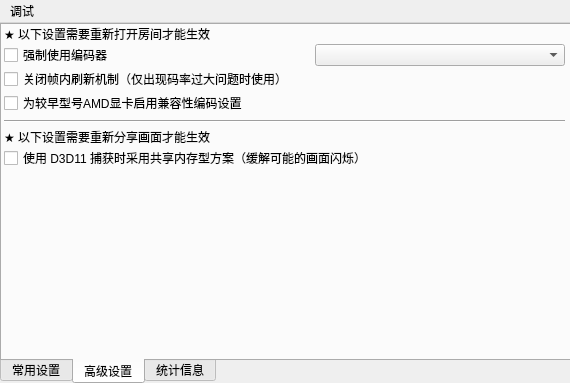
The window that ui/windows/settingwindow.ui (reitovo/vlink-client) describes before a commit, drawn with Qt 5.
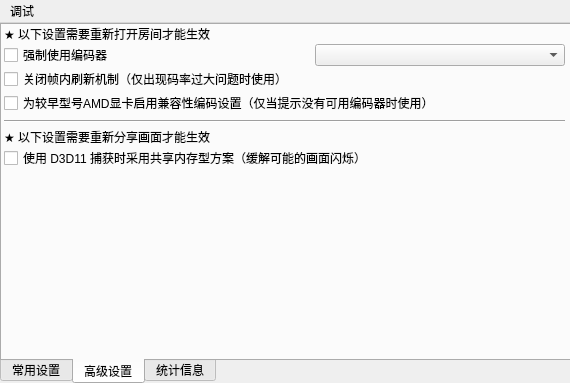
The same window after the commit. The open tabs and pages were chosen to show the change.

Commit message: 尝试兼容AMD

The edit to the form file:
```diff
--- a/ui/windows/settingwindow.ui
+++ b/ui/windows/settingwindow.ui
@@ -572,7 +572,7 @@
           </font>
          </property>
          <property name="text">
-          <string>为较早型号AMD显卡启用兼容性编码设置</string>
+          <string>为较早型号AMD显卡启用兼容性编码设置（仅当提示没有可用编码器时使用）</string>
          </property>
         </widget>
        </item>
```
Left out of the diff: 2 changed lines with no effect on the pictures.
